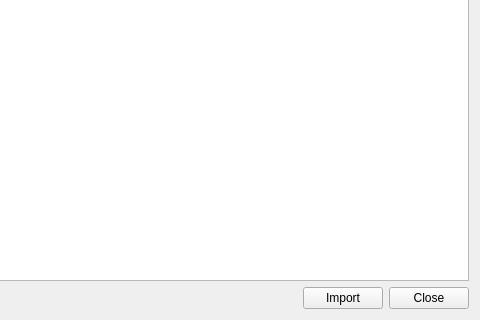
Old version of the form Tools/EditorFramework/Assets/AssetImportDlg.ui in the repository ezEngine/ezEngine; both pictures show x 538 to 1018 and y 329 to 649 of the 1018 by 649 pixel window.
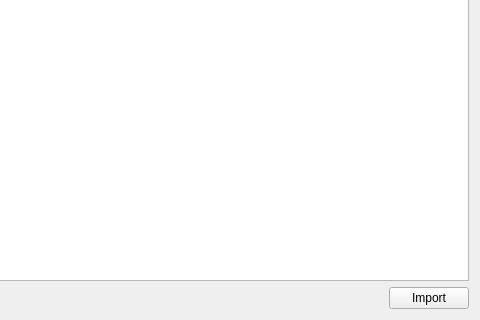
New version of the form. Icons and pictures are not drawn.

Commit message: Improved texture import by adding more import types (ao, roughness, etc.) that automatically set the channel mapping to only red etc. Asset import now always automatically opens all imported documents

```diff
--- a/Tools/EditorFramework/Assets/AssetImportDlg.ui
+++ b/Tools/EditorFramework/Assets/AssetImportDlg.ui
@@ -62,16 +62,6 @@
        </property>
       </widget>
      </item>
-     <item>
-      <widget class="QPushButton" name="ButtonClose">
-       <property name="text">
-        <string>Close</string>
-       </property>
-       <property name="autoDefault">
-        <bool>false</bool>
-       </property>
-      </widget>
-     </item>
     </layout>
    </item>
   </layout>
```
The commit also changes 11 other files.
